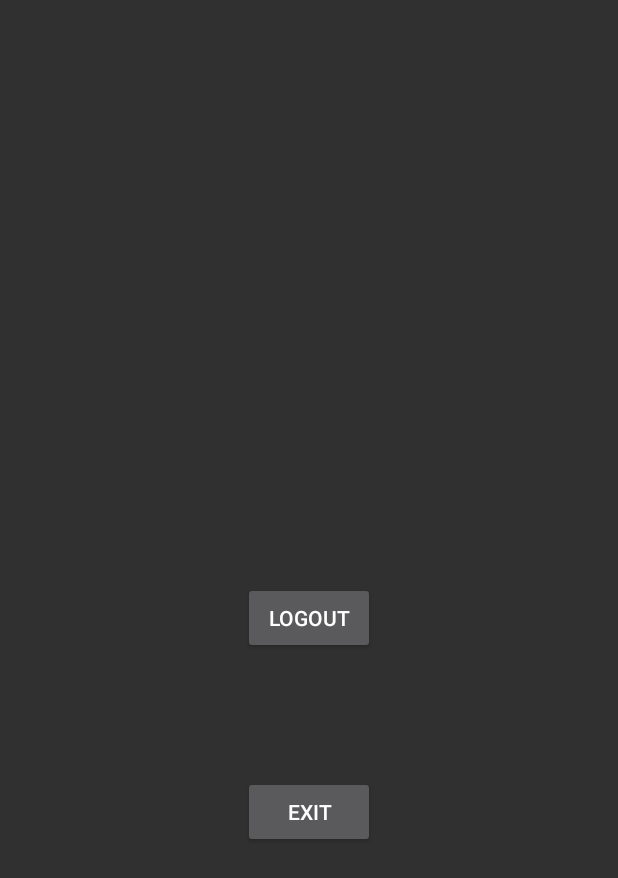
After one commit to adashik/MrMoika, an Android app: the CarwashMain screen opened directly, with no data from a screen before it, on a phone screen of 412 x 824 dp. The commit adds this screen. Shown: the top 878 px of the screen. Run offline under Robolectric (Android 15) with nearby library versions, the phone set to English and light mode, and no system bars.

Commit message:
Added CarwashMain activity

```diff
--- /dev/null
+++ b/app/src/main/java/com/lessugly/mrmoika/carwash/CarwashMain.java
@@ -0,0 +1,33 @@
+package com.lessugly.mrmoika.carwash;
+
+import android.content.Intent;
+import android.content.SharedPreferences;
+import android.preference.PreferenceManager;
+import android.support.v7.app.AppCompatActivity;
+import android.os.Bundle;
+import android.view.View;
+
+import com.lessugly.mrmoika.MainActivity;
+import com.lessugly.mrmoika.R;
+
+public class CarwashMain extends AppCompatActivity {
+
+    @Override
+    protected void onCreate(Bundle savedInstanceState) {
+        super.onCreate(savedInstanceState);
+        setContentView(R.layout.activity_carwash_main);
+    }
+
+    public void logout(View view) {
+        SharedPreferences preferences = PreferenceManager.getDefaultSharedPreferences(getBaseContext());
+        SharedPreferences.Editor editor = preferences.edit();
+        editor.putBoolean("registration", false).putBoolean("carwash",false);
+        editor.commit();
+        startActivity(new Intent(this, MainActivity.class));
+        finish();
+    }
+
+    public void exit(View view) {
+        finish();
+    }
+}
--- /dev/null
+++ b/app/src/main/res/layout/activity_carwash_main.xml
@@ -0,0 +1,29 @@
+<?xml version="1.0" encoding="utf-8"?>
+<RelativeLayout xmlns:android="http://schemas.android.com/apk/res/android"
+    xmlns:tools="http://schemas.android.com/tools" android:layout_width="match_parent"
+    android:layout_height="match_parent" android:paddingLeft="@dimen/activity_horizontal_margin"
+    android:paddingRight="@dimen/activity_horizontal_margin"
+    android:paddingTop="@dimen/activity_vertical_margin"
+    android:paddingBottom="@dimen/activity_vertical_margin"
+    tools:context="com.lessugly.mrmoika.carwash.CarwashMain">
+
+
+    <Button
+        android:layout_width="wrap_content"
+        android:layout_height="wrap_content"
+        android:text="Logout"
+        android:id="@+id/button"
+        android:onClick="logout"
+        android:layout_centerVertical="true"
+        android:layout_centerHorizontal="true" />
+
+    <Button
+        android:layout_width="wrap_content"
+        android:layout_height="wrap_content"
+        android:text="Exit"
+        android:id="@+id/button2"
+        android:onClick="exit"
+        android:layout_below="@+id/button"
+        android:layout_centerHorizontal="true"
+        android:layout_marginTop="81dp" />
+</RelativeLayout>
```
Also changed, not shown: app/src/main/AndroidManifest.xml (+5 -2 lines), app/src/main/java/com/lessugly/mrmoika/MainActivity.java (+22 -2 lines), app/src/main/java/com/lessugly/mrmoika/registration/CarwashRegistration.java (+18 -0 lines).
